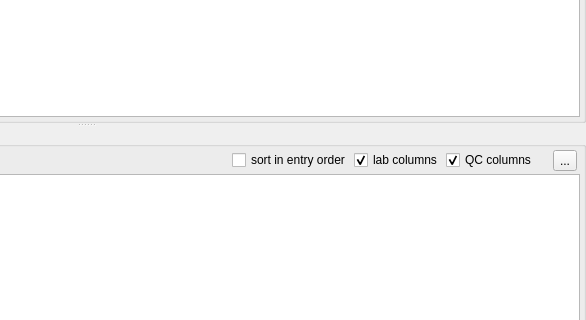
This is src/GSvar/SequencingRunWidget.ui in imgag/ngs-bits as Qt 5 draws it before an edit; both pictures show x 414 to 1000 and y 226 to 546 of the 1000 by 690 pixel window. The edited form follows.
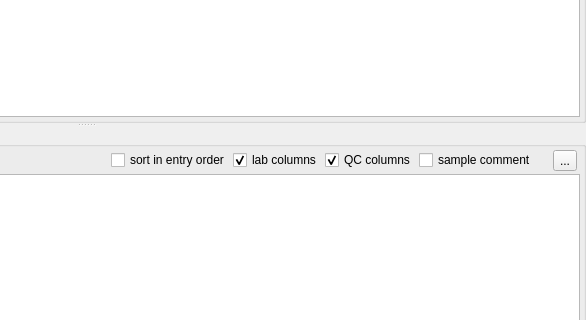
This is the edited form. Icons and pictures are not drawn. Custom widgets are drawn as their Qt base class.

Commit message: GSvar: added checkbox to show sample comments in run overview.

What changed in the file:
```diff
--- a/src/GSvar/SequencingRunWidget.ui
+++ b/src/GSvar/SequencingRunWidget.ui
@@ -469,14 +469,30 @@
        <property name="spacing">
         <number>3</number>
        </property>
-       <item row="1" column="0" colspan="10">
-        <widget class="DBTableWidget" name="samples">
-         <property name="selectionBehavior">
-          <enum>QAbstractItemView::SelectRows</enum>
+       <item row="0" column="6">
+        <widget class="QCheckBox" name="show_lab_cols">
+         <property name="toolTip">
+          <string>&lt;html&gt;&lt;head/&gt;&lt;body&gt;&lt;p&gt;Show lab-related columns (MIDs, input, operator).&lt;/p&gt;&lt;/body&gt;&lt;/html&gt;</string>
          </property>
+         <property name="text">
+          <string>lab columns</string>
+         </property>
+         <property name="checked">
+          <bool>true</bool>
+         </property>
         </widget>
        </item>
-       <item row="0" column="8">
+       <item row="0" column="5">
+        <widget class="QCheckBox" name="sort_by_ps_id">
+         <property name="toolTip">
+          <string>&lt;html&gt;&lt;head/&gt;&lt;body&gt;&lt;p&gt;Sort samples in the order they were entered into the database.&lt;br/&gt;&lt;br/&gt;The default is to sort by processing system and sample name.&lt;/p&gt;&lt;/body&gt;&lt;/html&gt;</string>
+         </property>
+         <property name="text">
+          <string>sort in entry order</string>
+         </property>
+        </widget>
+       </item>
+       <item row="0" column="10">
         <widget class="QToolButton" name="plot_btn">
          <property name="toolTip">
           <string>&lt;html&gt;&lt;head/&gt;&lt;body&gt;&lt;p&gt;Plot QC metric.&lt;br/&gt;Samples selected in the table below are highlighted in the plots.&lt;/p&gt;&lt;/body&gt;&lt;/html&gt;</string>
@@ -493,23 +509,27 @@
          </property>
         </widget>
        </item>
-       <item row="0" column="6">
-        <widget class="QCheckBox" name="show_qc_cols">
-         <property name="toolTip">
-          <string>&lt;html&gt;&lt;head/&gt;&lt;body&gt;&lt;p&gt;Show QC columns.&lt;/p&gt;&lt;/body&gt;&lt;/html&gt;</string>
+       <item row="0" column="3">
+        <spacer name="horizontalSpacer">
+         <property name="orientation">
+          <enum>Qt::Horizontal</enum>
          </property>
-         <property name="layoutDirection">
-          <enum>Qt::LeftToRight</enum>
+         <property name="sizeHint" stdset="0">
+          <size>
+           <width>5</width>
+           <height>5</height>
+          </size>
          </property>
-         <property name="text">
-          <string>QC columns</string>
-         </property>
-         <property name="checked">
-          <bool>true</bool>
+        </spacer>
+       </item>
+       <item row="1" column="0" colspan="12">
+        <widget class="DBTableWidget" name="samples">
+         <property name="selectionBehavior">
+          <enum>QAbstractItemView::SelectRows</enum>
          </property>
         </widget>
        </item>
-       <item row="0" column="7">
+       <item row="0" column="9">
         <spacer name="horizontalSpacer_3">
          <property name="orientation">
           <enum>Qt::Horizontal</enum>
@@ -525,19 +545,6 @@
          </property>
         </spacer>
        </item>
-       <item row="0" column="5">
-        <widget class="QCheckBox" name="show_lab_cols">
-         <property name="toolTip">
-          <string>&lt;html&gt;&lt;head/&gt;&lt;body&gt;&lt;p&gt;Show lab-related columns (MIDs, input, operator).&lt;/p&gt;&lt;/body&gt;&lt;/html&gt;</string>
-         </property>
-         <property name="text">
-          <string>lab columns</string>
-         </property>
-         <property name="checked">
-          <bool>true</bool>
-         </property>
-        </widget>
-       </item>
        <item row="0" column="0" colspan="3">
         <widget class="QLabel" name="sample_count">
          <property name="text">
@@ -545,26 +552,26 @@
          </property>
         </widget>
        </item>
-       <item row="0" column="3">
-        <spacer name="horizontalSpacer">
-         <property name="orientation">
-          <enum>Qt::Horizontal</enum>
-         </property>
-         <property name="sizeHint" stdset="0">
-          <size>
-           <width>5</width>
-           <height>5</height>
-          </size>
-         </property>
-        </spacer>
-       </item>
-       <item row="0" column="4">
-        <widget class="QCheckBox" name="sort_by_ps_id">
+       <item row="0" column="7">
+        <widget class="QCheckBox" name="show_qc_cols">
          <property name="toolTip">
           <string>&lt;html&gt;&lt;head/&gt;&lt;body&gt;&lt;p&gt;Sort samples in the order they were entered into the database.&lt;br/&gt;&lt;br/&gt;The default is to sort by processing system and sample name.&lt;/p&gt;&lt;/body&gt;&lt;/html&gt;</string>
          </property>
+         <property name="layoutDirection">
+          <enum>Qt::LeftToRight</enum>
+         </property>
          <property name="text">
-          <string>sort in entry order</string>
+          <string>QC columns</string>
+         </property>
+         <property name="checked">
+          <bool>true</bool>
+         </property>
+        </widget>
+       </item>
+       <item row="0" column="8">
+        <widget class="QCheckBox" name="show_sample_comment">
+         <property name="text">
+          <string>sample comment</string>
          </property>
         </widget>
        </item>
```
Left out of the diff: 2 changed lines with no effect on the pictures. The commit also changes 2 other files.
